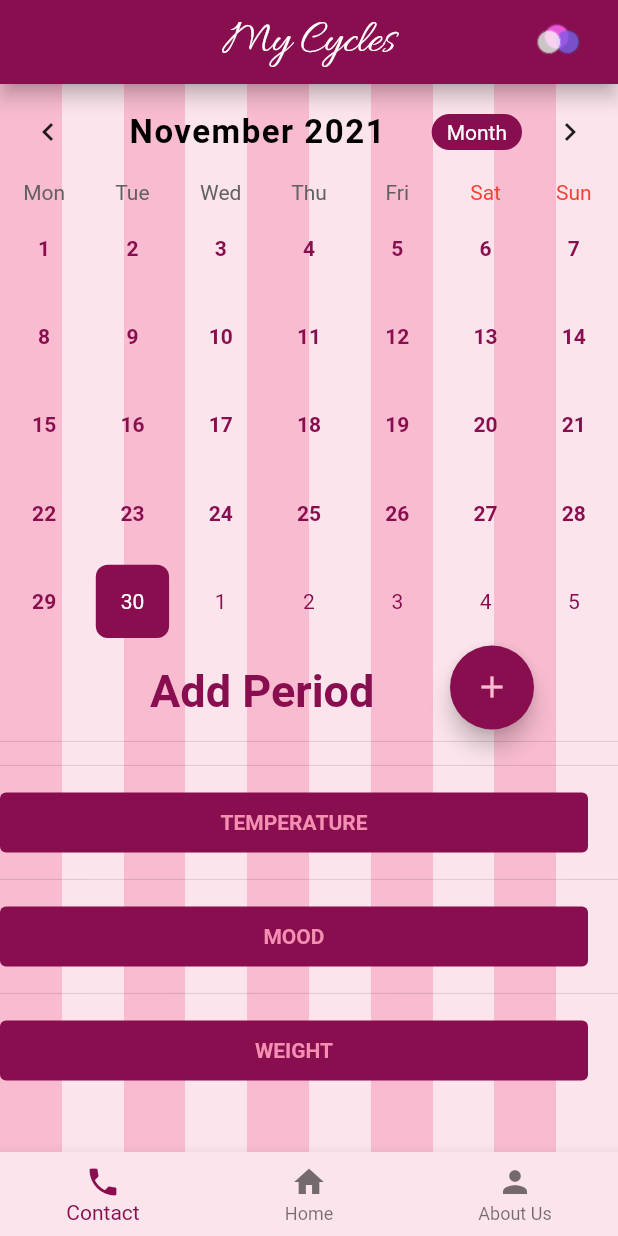
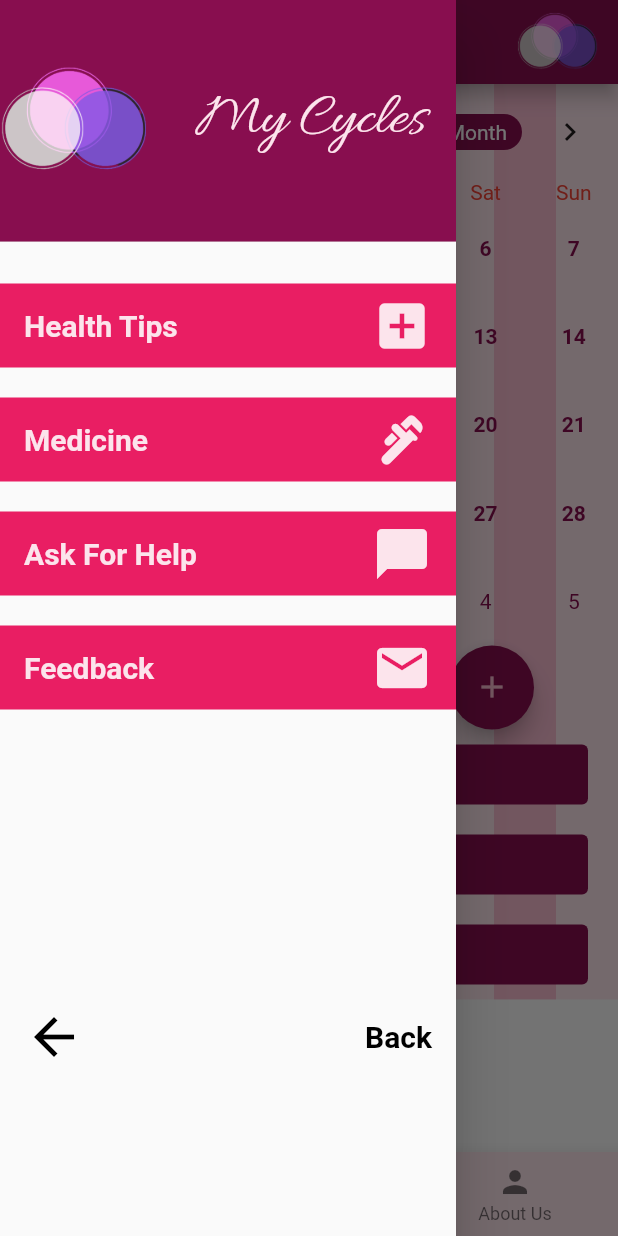
Before and after one commit to poojakaulgud/MyCycles, a Flutter app: the screen it shows after launch, with the side drawer open (before the commit the screen has no drawer), on a phone screen of 412 x 824 dp. Run offline on Flutter 3.47's test engine with Material 2 defaults, Android fonts, the phone set to English and light mode, and no system bars; drawn by our look-alikes of table_calendar.

```diff
--- a/lib/main.dart
+++ b/lib/main.dart
@@ -1,4 +1,5 @@
 // @dart=2.9
+import 'package:flutter/foundation.dart';
 import 'package:flutter/material.dart';
 import 'package:table_calendar/table_calendar.dart';
 
@@ -45,7 +46,7 @@ class _MyCycleState extends State<MyCycles> {
         centerTitle: true,
         elevation: 5.0,
       ),
-      body: Center(
+      body: SingleChildScrollView(
         child: new Container(
           decoration: BoxDecoration(
             gradient: LinearGradient(
@@ -159,6 +160,7 @@ class _MyCycleState extends State<MyCycles> {
                 ),
                 calendarController: _controller,
               ),
+
               new Column(
                 children: [
                   Row(
@@ -182,8 +184,7 @@ class _MyCycleState extends State<MyCycles> {
                       )
                     ],
                   ),
-                  Divider(),
-                  Divider(),
+
                   Row(
                     children: <Widget>[
                       SizedBox(
@@ -206,7 +207,8 @@ class _MyCycleState extends State<MyCycles> {
                                   )))),
                     ],
                   ),
-                  Divider(),
+
+
                   Row(
                     children: <Widget>[
                       SizedBox(
@@ -229,7 +231,7 @@ class _MyCycleState extends State<MyCycles> {
                                   )))),
                     ],
                   ),
-                  Divider(),
+
                   Row(
                     children: <Widget>[
                       SizedBox(
@@ -252,11 +254,15 @@ class _MyCycleState extends State<MyCycles> {
                                   )))),
                     ],
                   ),
+
                 ],
               ),
+
             ],
           ),
+
         ),
+
       ),
       bottomNavigationBar: BottomNavigationBar(
         backgroundColor: Colors.pink[50],
@@ -269,6 +275,112 @@ class _MyCycleState extends State<MyCycles> {
               icon: Icon(Icons.person), title: Text("About Us")),
         ],
       ),
+      drawer: Drawer(
+        child: ListView(
+          children: [
+            DrawerHeader(
+              padding: const EdgeInsets.fromLTRB(0, 2, 20, 2),
+              decoration: BoxDecoration(
+                color: Colors.pink[900],
+              ),
+              child: Row(
+                mainAxisAlignment:MainAxisAlignment.spaceBetween,
+                children: [
+                  IconButton(
+                    iconSize: 100,
+                    padding:EdgeInsets.fromLTRB(0.1, 2, 2, 2),
+                  icon: Image.asset('assets/logo.png'), onPressed: () => {}),
+                  Text("My Cycles",
+          style: TextStyle(fontFamily: 'Allura', fontSize: 40, color: Colors.pink[50]),),
+
+                ],),
+              ),
+              SizedBox(
+                  height: 20,
+
+                ),
+
+                ListTile(
+
+                  tileColor: Colors.pink,
+
+                  trailing: Icon(Icons.add_box,color: Colors.pink[50],size: 40,),
+                  title: Text("Health Tips",
+                  style: TextStyle(fontSize: 20,color: Colors.pink[50], fontWeight: FontWeight.bold),)
+                  ,
+                  onTap: (){
+                    Navigator.pop(context);
+                  },
+                ),
+                SizedBox(
+                  height: 20,
+
+                ),
+
+                ListTile(
+
+                  tileColor: Colors.pink,
+
+                  trailing: Icon(Icons.plumbing, color: Colors.pink[50],size: 40,),
+                  title: Text("Medicine",
+                  style: TextStyle(fontSize: 20,color: Colors.pink[50], fontWeight: FontWeight.bold),)
+                  ,
+                  onTap: (){
+                    Navigator.pop(context);
+                  },
+                ),
+                SizedBox(
+                  height: 20,
+                ),
+                ListTile(
+
+                  tileColor: Colors.pink,
+
+                  trailing: Icon(Icons.chat_bubble_rounded, color: Colors.pink[50],size: 40,),
+                  title: Text("Ask For Help",
+                  style: TextStyle(fontSize: 20,color: Colors.pink[50], fontWeight: FontWeight.bold),)
+                  ,
+                  onTap: (){
+                    Navigator.pop(context);
+                  },
+                ),
+                SizedBox(
+                  height: 20,
+                ),
+                ListTile(
+
+                  tileColor: Colors.pink,
+
+                  trailing: Icon(Icons.email, color: Colors.pink[50],size: 40,),
+                  title: Text("Feedback",
+                  style: TextStyle(fontSize: 20,color: Colors.pink[50], fontWeight: FontWeight.bold),)
+                  ,
+                  onTap: (){
+                    Navigator.pop(context);
+                  },
+                ),
+                SizedBox(
+                  height: 190,
+                ),
+                ListTile(
+                  leading: Icon(Icons.arrow_back, color: Colors.black,size: 40,),
+                  title: Text("Back",
+                  style: TextStyle(fontSize: 20,color: Colors.black, fontWeight: FontWeight.bold,),textAlign: TextAlign.right,),
+                  onTap: (){
+                    Navigator.pop(context);
+                  },
+                ),
+
+
+
+          ],
+
+        ),
+
+
+
+
+        )
       // This trailing comma makes auto-formatting nicer for build methods.
     );
   }
```
Also changed, not shown: assets/logo.png.
